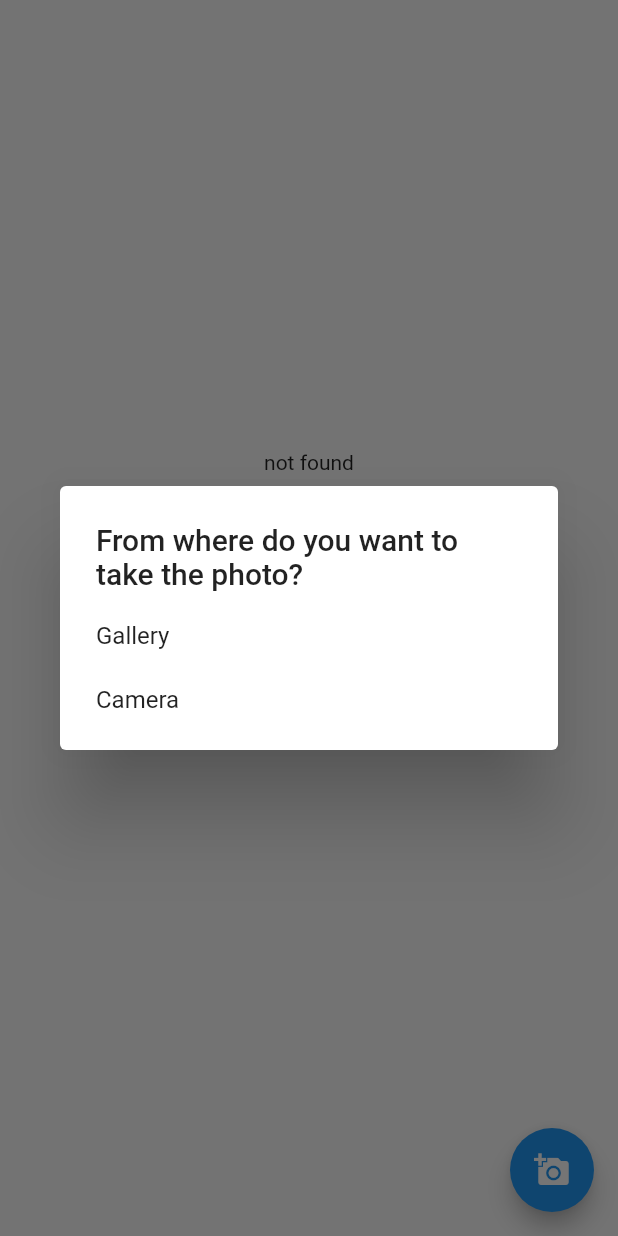
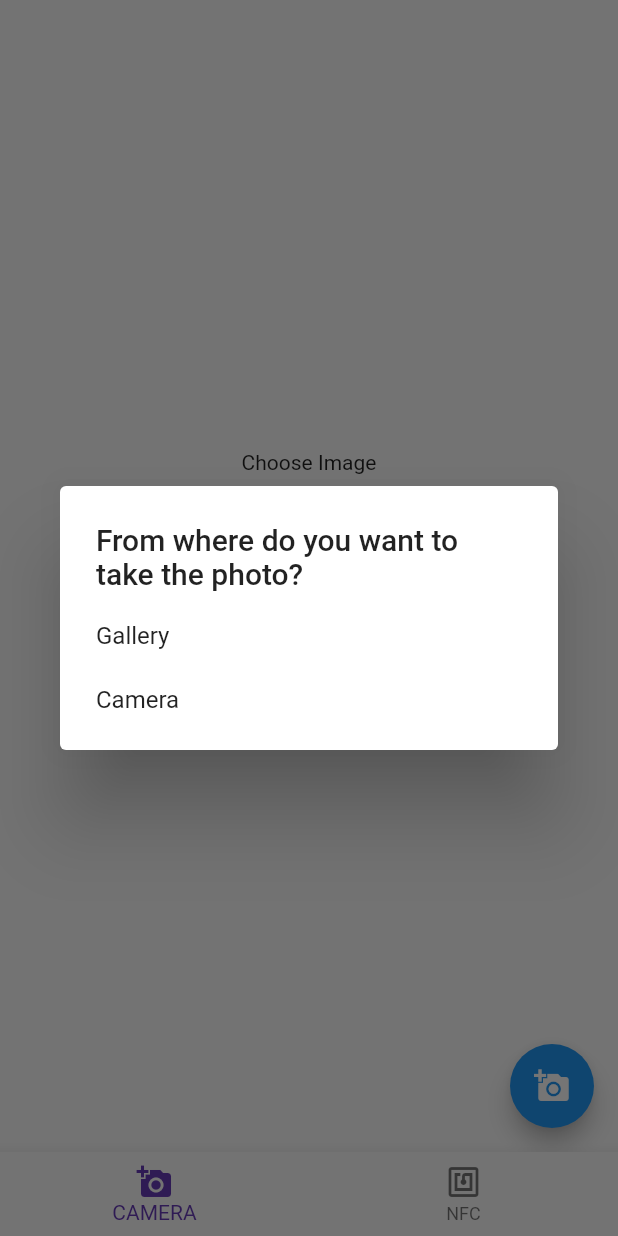
Before and after one commit to MOo207/ClientApp, a Flutter app: the screen it shows after launch, after a tap on the "add a photo" icon, on a phone screen of 412 x 824 dp. Run offline on Flutter 3.47's test engine with Material 2 defaults, Android fonts, the phone set to English and light mode, and no system bars; our stand-ins replace image_picker.

```diff
--- a/lib/main.dart
+++ b/lib/main.dart
@@ -1,7 +1,8 @@
 import 'dart:io';
-
+import 'package:Trancity/screens/camera.dart';
+import 'package:Trancity/screens/nfc.dart';
+import 'package:flutter/widgets.dart';
 import 'package:flutter/material.dart';
-import 'camera.dart';
 
 void main() {
   HttpOverrides.global = new MyHttpOverrides();
@@ -15,7 +16,7 @@ class MyApp extends StatelessWidget {
     return MaterialApp(
       title: 'Flutter Demo',
       theme: ThemeData(),
-      home: Camera(),
+      home: HomePage(),
     );
   }
 }
@@ -27,3 +28,42 @@ class MyHttpOverrides extends HttpOverrides{
       ..badCertificateCallback = (X509Certificate cert, String host, int port)=> true;
   }
 }
+
+class HomePage extends StatefulWidget {
+  HomePage({Key key}) : super(key: key);
+
+  @override
+  HomePageState createState() => HomePageState();
+}
+
+class HomePageState extends State<HomePage> {
+  int selectedIndex = 0;
+  final widgetOptions = [
+    Camera(),
+    Nfc()
+  ];
+
+  @override
+  Widget build(BuildContext context) {
+    return Scaffold(
+      body: Center(
+        child: widgetOptions.elementAt(selectedIndex),
+      ),
+      bottomNavigationBar: BottomNavigationBar(
+        items: <BottomNavigationBarItem>[
+          BottomNavigationBarItem(icon: Icon(Icons.add_a_photo), title: Text('CAMERA')),
+          BottomNavigationBarItem(icon: Icon(Icons.nfc), title: Text('NFC')),
+        ],
+        currentIndex: selectedIndex,
+        fixedColor: Colors.deepPurple,
+        onTap: onItemTapped,
+      ),
+    );
+  }
+
+  void onItemTapped(int index) {
+    setState(() {
+      selectedIndex = index;
+    });
+  }
+}
--- a/lib/camera.dart
+++ b/lib/screens/camera.dart
@@ -2,7 +2,6 @@ import 'dart:io';
 import 'package:path/path.dart';
 import 'package:flutter/material.dart';
 import 'package:http/http.dart' as http;
-import 'package:http_parser/http_parser.dart';
 import 'package:image_picker/image_picker.dart';
 
 class Camera extends StatefulWidget {
@@ -15,9 +14,10 @@ class _CameraState extends State<Camera> {
   Future<String> future;
 
   // Change this var value to current url.
-  String url = "http://192.168.43.59:8080/upload";
+  String url = "http://192.168.43.16:8080/api/upload/5f0d22f5f41c643ac4908eb5/5f0d22f5f41c643ac4908eb6";
   //  Change this var value to current url.
-
+// camera 0 http://192.168.43.16:8080/api/upload/5f0d22f5f41c643ac4908eb5/5f0d22f5f41c643ac4908eb6
+// camera 1 http://192.168.43.16:8080/api/upload/5f0d22f5f41c643ac4908eb5/5f0d22f5f41c643ac4908eb7
   @override
   Widget build(BuildContext context) {
 
@@ -34,7 +34,7 @@ class _CameraState extends State<Camera> {
         showDialog(
           context: context,
           child: new AlertDialog(
-            title: Text("Status"),
+            title: Text("Number of Persons"),
             content: Text(responseBody),
           ),
         );
@@ -66,6 +66,8 @@ class _CameraState extends State<Camera> {
                       InkWell(
                         child: Text("Gallery"),
                         onTap: () {
+                          imageFile = null;
+                          future = null;
                           getImage(ImageSource.gallery);
                           Navigator.pop(context);
                         },
@@ -74,6 +76,8 @@ class _CameraState extends State<Camera> {
                       InkWell(
                         child: Text("Camera"),
                         onTap: () {
+                          imageFile = null;
+                          future = null;
                           getImage(ImageSource.camera);
                           Navigator.pop(context);
                         },
@@ -96,12 +100,12 @@ class _CameraState extends State<Camera> {
         ),
         child: Column(
           children: <Widget>[
-            imageFile == null ? Text('not found') : Image.file(imageFile),
+            imageFile == null ? Text('Choose Image') : Image.file(imageFile),
             SizedBox(
               height: 50,
             ),
             if (imageFile == null || future == null)
-              Text('Pick an image')
+              Text('')
             else
               FutureBuilder(
                   future: future,
@@ -109,9 +113,9 @@ class _CameraState extends State<Camera> {
                     if (snapshot.connectionState == ConnectionState.none) {
                       return Text("");
                     } else if (snapshot.hasError) {
-                      return Text("$snapshot.error");
+                      return Text("Try Again!");
                     } else if (snapshot.hasData) {
-                      return Text("$snapshot.data");
+                      return Text("Uploaded Success...!");
                     } else {
                       return CircularProgressIndicator();
                     }
--- /dev/null
+++ b/lib/screens/nfc.dart
@@ -0,0 +1,18 @@
+import 'package:flutter/material.dart';
+
+class Nfc extends StatefulWidget {
+  @override
+  _NfcState createState() => _NfcState();
+}
+
+class _NfcState extends State<Nfc> {
+
+  @override
+  Widget build(BuildContext context) {
+    return Container(
+      child: Center(
+        child: Text("NFC"),
+      ),
+    );
+  }
+}
--- a/pubspec.yaml
+++ b/pubspec.yaml
@@ -1,4 +1,4 @@
-name: CamApp
+name: Trancity
 description: A new Flutter project.
 
 # The following line prevents the package from being accidentally published to
@@ -25,6 +25,7 @@ dependencies:
     sdk: flutter
   image_picker: ^0.6.7+3
   http: ^0.12.1
+
 
   # The following adds the Cupertino Icons font to your application.
   # Use with the CupertinoIcons class for iOS style icons.
```
Also changed, not shown: pubspec.lock, 10 other files.
